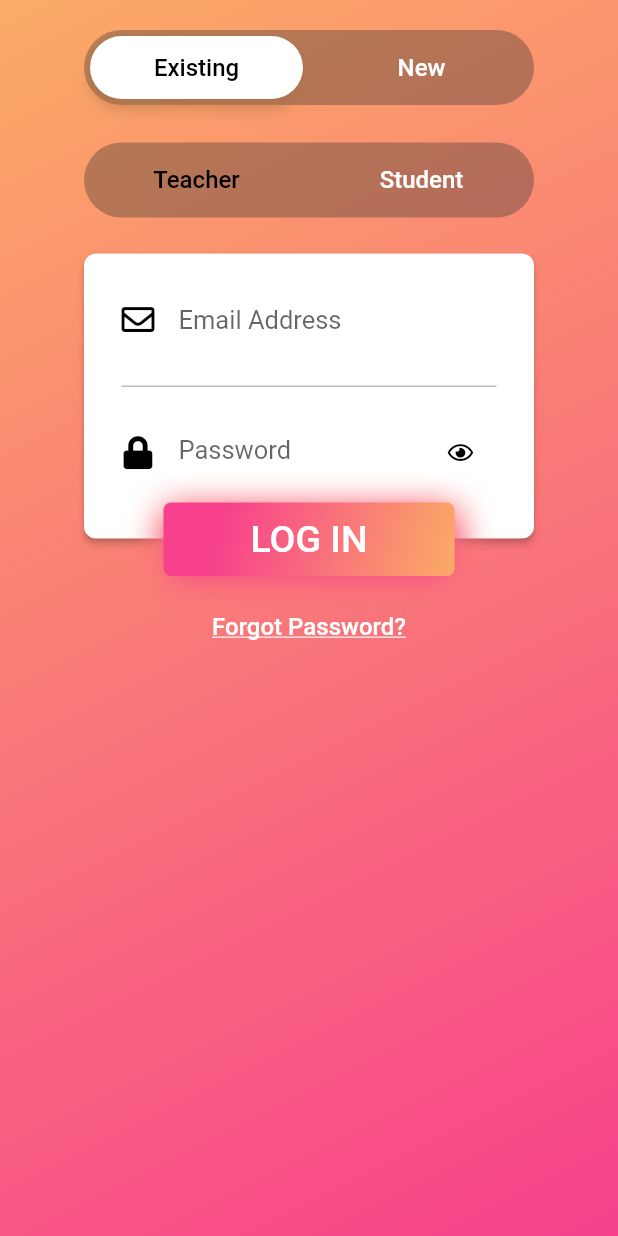
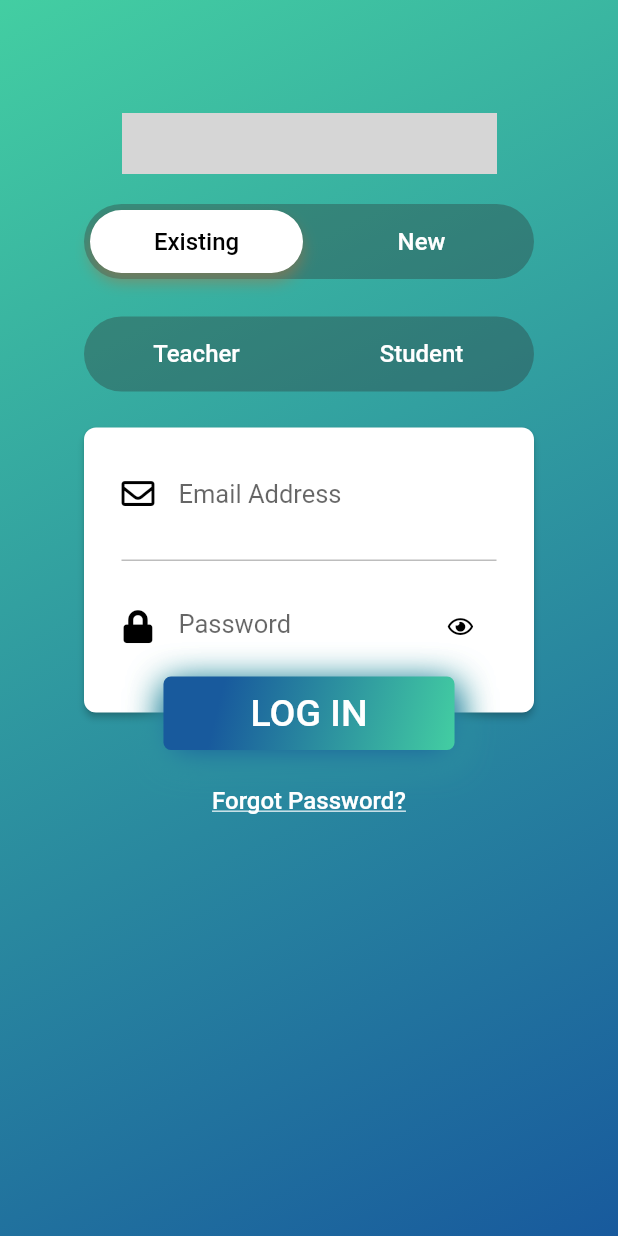
Before and after one commit to Aadiyaara/attendance_app, a Flutter app: the screen it shows after launch, on a phone screen of 412 x 824 dp. Run offline on Flutter 3.47's test engine with Material 2 defaults, Android fonts, the phone set to English and light mode, and no system bars; our stand-ins replace font_awesome_flutter, graphql_flutter, shared_preferences; missing offline and left inert: flutter_sparkline; Roboto replaces fonts that are missing (WorkSansBold, WorkSansMedium, WorkSansSemiBold); statements that could not run were skipped; project files that could hold a hidden picture were left out; grey boxes are pictures that could not be loaded.

Commit message:
login ui fixes

```diff
--- a/lib/workflow/pages/style/theme.dart
+++ b/lib/workflow/pages/style/theme.dart
@@ -6,8 +6,8 @@ class Colors {
 
   const Colors();
 
-  static const Color loginGradientStart = const Color(0xFFfbab66);
-  static const Color loginGradientEnd = const Color(0xFFf7418c);
+  static const Color loginGradientStart = const Color(0xFF43cea2);
+  static const Color loginGradientEnd = const Color(0xFF185a9d);
 
   static const primaryGradient = const LinearGradient(
     colors: const [loginGradientStart, loginGradientEnd],
--- a/lib/workflow/pages/ui/login_page.dart
+++ b/lib/workflow/pages/ui/login_page.dart
@@ -98,6 +98,16 @@ class _LoginPageState extends State<LoginPage> with SingleTickerProviderStateMix
                   mainAxisSize: MainAxisSize.max,
                   children: <Widget>[
                     Padding(
+                  padding: EdgeInsets.only(top: 75.0),
+                  child: new Image(
+                      width: 250.0,
+                      height: 41.0,
+                      fit: BoxFit.fill,
+                      image: new AssetImage(
+                        'assets/img/doubtout.png',
+                      )),
+                ),
+                    Padding(
                       padding: EdgeInsets.only(top: 20.0),
                       child: _buildMenuBar(context),
                     ),
@@ -119,6 +129,8 @@ class _LoginPageState extends State<LoginPage> with SingleTickerProviderStateMix
                           }
                         },
                         children: <Widget>[
+
+
                           new ConstrainedBox(
                             constraints: const BoxConstraints.expand(),
                             child: _buildSignIn(context),
@@ -256,7 +268,7 @@ class _LoginPageState extends State<LoginPage> with SingleTickerProviderStateMix
                   child: Text(
                     "Teacher",
                     style: TextStyle(
-                        color: left,
+                        color: Colors.white,
                         fontSize: 16.0,
                         fontFamily: "WorkSansSemiBold"),
                   ),
@@ -271,7 +283,7 @@ class _LoginPageState extends State<LoginPage> with SingleTickerProviderStateMix
                   child: Text(
                     "Student",
                     style: TextStyle(
-                        color: right,
+                        color: Colors.white,
                         fontSize: 16.0,
                         fontFamily: "WorkSansSemiBold"),
                   ),
--- a/pubspec.yaml
+++ b/pubspec.yaml
@@ -53,8 +53,8 @@ flutter:
   uses-material-design: true
 
   # To add assets to your application, add an assets section, like this:
-  # assets:
-  #  - images/a_dot_burr.jpeg
+assets:
+  - assets/img/logo.png
   #  - images/a_dot_ham.jpeg
 
   # An image asset can refer to one or more resolution-specific "variants", see
@@ -68,7 +68,7 @@ flutter:
   # "family" key with the font family name, and a "fonts" key with a
   # list giving the asset and other descriptors for the font. For
   # example:
-  fonts:
+fonts:
     - family: UniSans
       fonts:
         - asset: "assets/fonts/Uni Sans Thin.otf"
```
Also changed, not shown: assets/img/logo.png (added).
